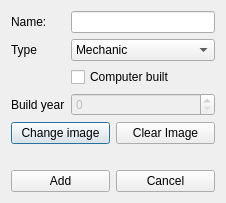
The window that Skil3/entity/computer/addcomputerdialog.ui (AlexanderJosep/skil-3) describes before a commit, drawn with Qt 5.
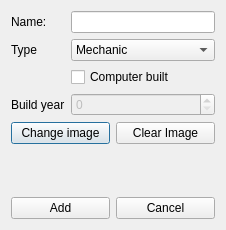
The same window after the commit. Icons and pictures are not drawn.

```diff
--- a/Skil3/entity/computer/addcomputerdialog.ui
+++ b/Skil3/entity/computer/addcomputerdialog.ui
@@ -7,7 +7,7 @@
     <x>0</x>
     <y>0</y>
     <width>226</width>
-    <height>186</height>
+    <height>230</height>
    </rect>
   </property>
   <property name="windowTitle">
```
Left out of the diff: 4 changed lines with no effect on the pictures.
